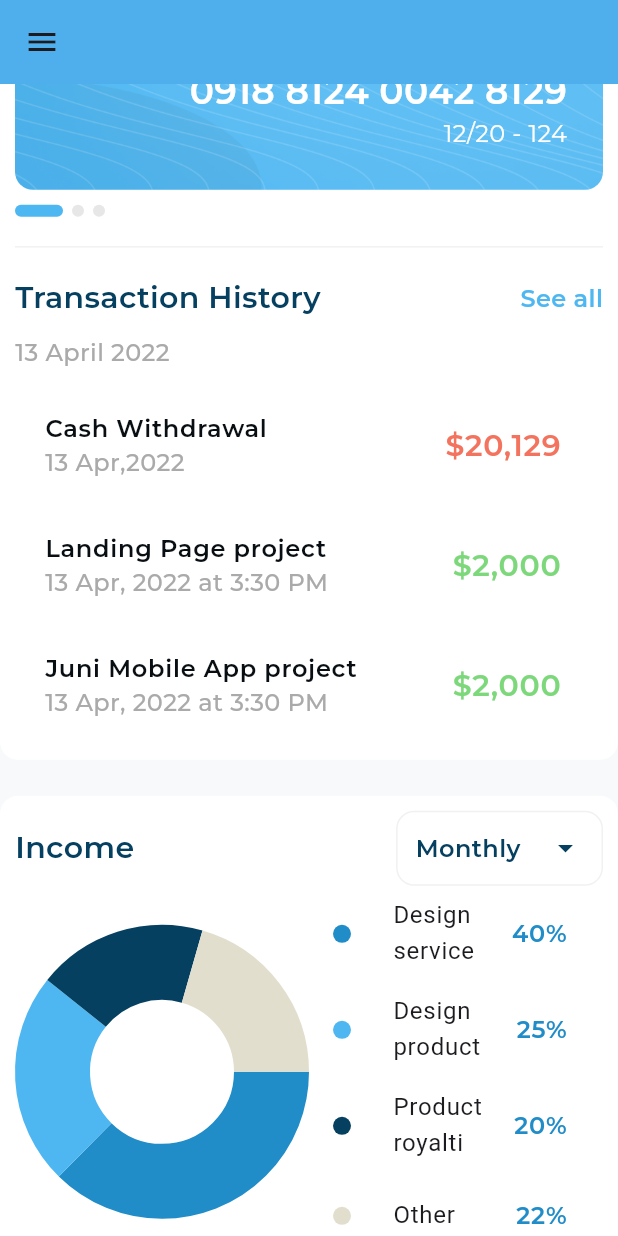
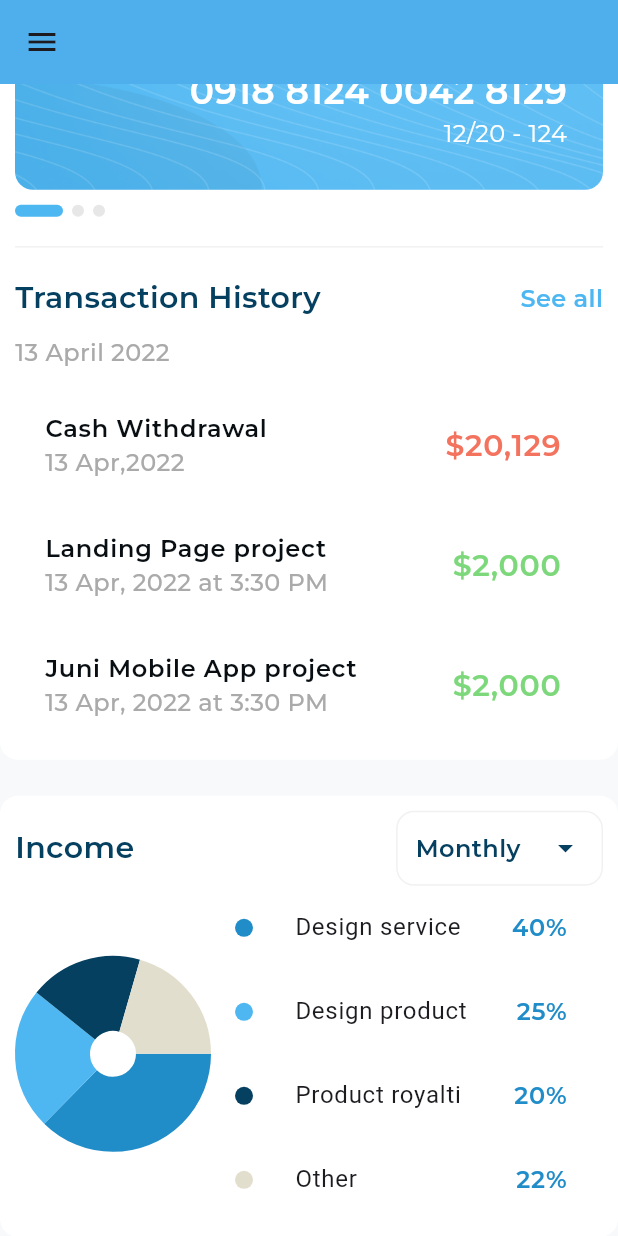
Before and after one commit to SeifRashedd/Responsive_creadit_card_app, a Flutter app: the screen it shows after launch, scrolled down 1054 dp, on a phone screen of 412 x 824 dp. Run offline on Flutter 3.47's test engine with Material 3 defaults, Android fonts, the light colour scheme and no system bars; drawn by our look-alikes of expandable_page_view, fl_chart; our stand-ins replace flutter_svg, gap; project files that could hold a hidden picture were left out.

Commit message:
fix income section ui

```diff
--- a/lib/widgets/income_section/income_details.dart
+++ b/lib/widgets/income_section/income_details.dart
@@ -16,7 +16,7 @@ class InComeDetails extends StatelessWidget {
   ];
   @override
   Widget build(BuildContext context) {
-    // cuz we will all of the all expenses,quick invoice section,my card and transaction history in the same list view so we should make it as colume.
+    // cuz we have all of the all expenses,quick invoice section,my card and transaction history in the same list view so we should make it as colume.
     return Column(
       children: items.map((e) => ItemsDetails(itemsDetailsModel: e)).toList(),
     );
@@ -28,13 +28,3 @@ class InComeDetails extends StatelessWidget {
     //   },);
   }
 }
-
-
-class MyWidget extends StatelessWidget {
-  const MyWidget({super.key});
-
-  @override
-  Widget build(BuildContext context) {
-    return const Placeholder();
-  }
-}
--- a/lib/widgets/income_section/income_section.dart
+++ b/lib/widgets/income_section/income_section.dart
@@ -2,8 +2,7 @@ import 'package:flutter/cupertino.dart';
 import 'package:flutter/material.dart';
 import 'package:flutter/widgets.dart';
 import 'package:responsive_credit_card_app/widgets/for_all/custom_back_ground_container.dart';
-import 'package:responsive_credit_card_app/widgets/income_section/income_chart.dart';
-import 'package:responsive_credit_card_app/widgets/income_section/income_details.dart';
+import 'package:responsive_credit_card_app/widgets/income_section/income_section_body.dart';
 import 'package:responsive_credit_card_app/widgets/income_section/income_section_header.dart';
 
 class IncomeSection extends StatelessWidget {
@@ -15,17 +14,7 @@ class IncomeSection extends StatelessWidget {
         child: Column(
       children: [
         InComeSectionHeader(),
-        Row(
-          crossAxisAlignment: CrossAxisAlignment.center,
-          children: [
-            Expanded(
-              child: InComeChart(),
-            ),
-            Expanded(
-              child: InComeDetails(),
-            ),
-          ],
-        ),
+        IncomeSectionBody(),
       ],
     ));
   }
--- /dev/null
+++ b/lib/widgets/income_section/income_section_body.dart
@@ -0,0 +1,30 @@
+// import 'dart:developer';
+import 'package:flutter/material.dart';
+import 'package:flutter/widgets.dart';
+import 'package:responsive_credit_card_app/widgets/income_section/income_chart.dart';
+import 'package:responsive_credit_card_app/widgets/income_section/income_details.dart';
+
+class IncomeSectionBody extends StatelessWidget {
+  const IncomeSectionBody({
+    super.key,
+  });
+  @override
+  Widget build(BuildContext context) {
+    double width = MediaQuery.sizeOf(context).width;
+    // log(MediaQuery.sizeOf(context).width.toString());
+    return width >= 1200 && width < 1560
+        ? const SizedBox()
+        : const Row(
+            crossAxisAlignment: CrossAxisAlignment.center,
+            children: [
+              Expanded(
+                child: InComeChart(),
+              ),
+              Expanded(
+                flex: 2,
+                child: InComeDetails(),
+              ),
+            ],
+          );
+  }
+}
--- a/lib/widgets/transaction_history_section/transaction_history_list_view.dart
+++ b/lib/widgets/transaction_history_section/transaction_history_list_view.dart
@@ -25,7 +25,7 @@ class TransactionHistoryListView extends StatelessWidget {
 
   @override
   Widget build(BuildContext context) {
-    // cuz we will all of the all expenses,quick invoice section,my card and transaction history in the same list view so we should make it as colume.
+    // cuz all of expenses,quick invoice section,my card and transaction history in the same list view so we should make it as colume.
     return Column(
       children: items.map((e) => TransactionItem(transactionModel: e)).toList(),
     );
```
